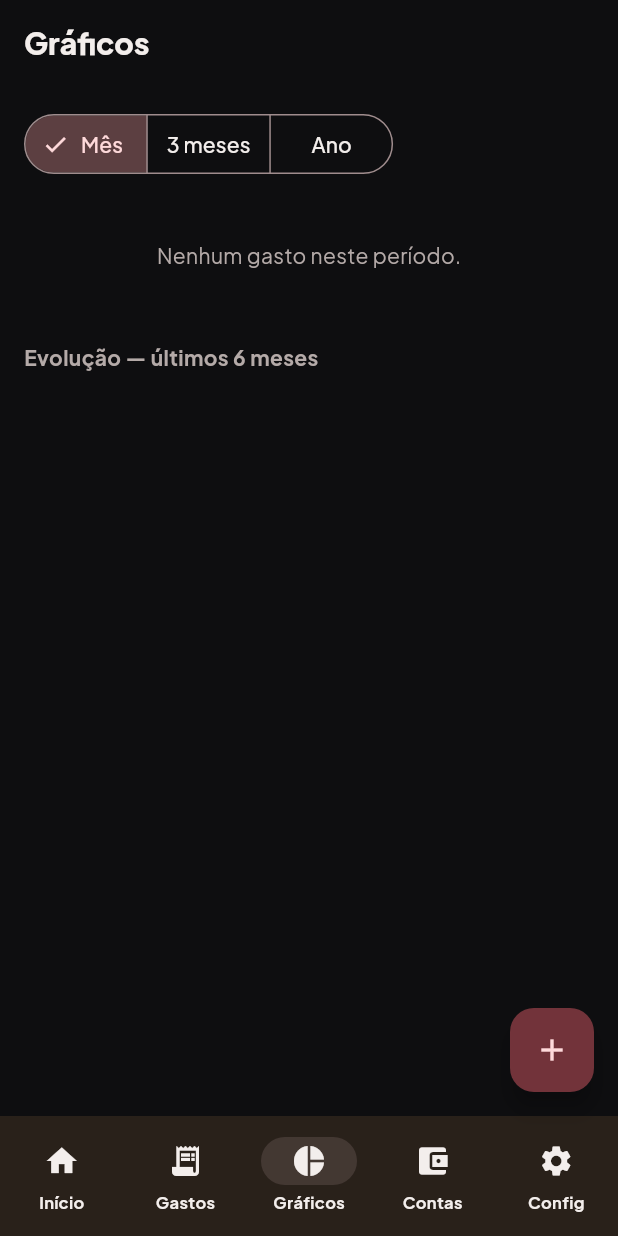
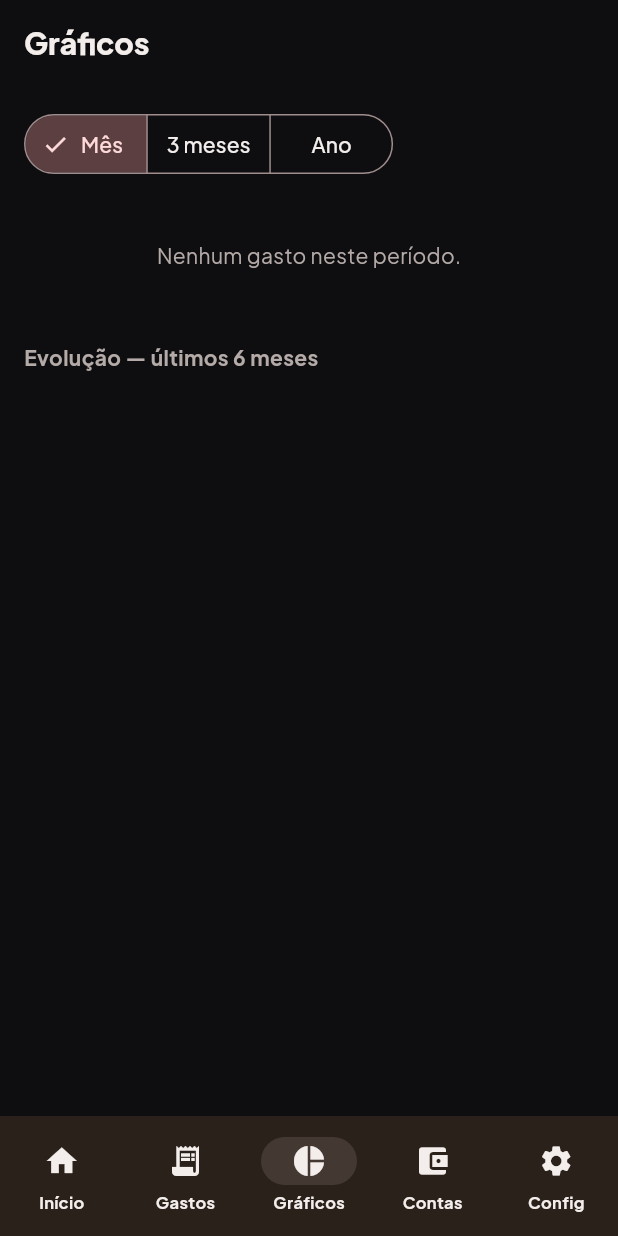
Before and after one commit to NetoPagnani/ControleGastos, a Flutter app: the screen it shows once a user with an empty profile is signed in, item 3 of the bottom bar chosen, on a phone screen of 412 x 824 dp. Run offline on Flutter 3.47's test engine with Material 3 defaults, Android fonts, the phone set to English and light mode, and no system bars; drawn by our look-alikes of fl_chart; our stand-ins replace cloud_firestore, firebase_auth, firebase_core, google_fonts, google_sign_in, nested and 2 more; accounts and stored records are empty; generated files the repository leaves out were written again.

Commit message:
Botao de lancar gasto so no Inicio e em Gastos

```diff
--- a/lib/telas/principal.dart
+++ b/lib/telas/principal.dart
@@ -16,6 +16,10 @@ const _destinos = [
   (icone: Icons.settings, rotulo: 'Config'),
 ];
 
+/// O botao de lancar gasto so aparece onde se olha os gastos: Inicio e
+/// Gastos. Nas outras abas ele cobria conteudo e nao tinha relacao com a tela.
+bool mostraBotaoLancar(int aba) => aba <= 1;
+
 const _telas = [
   TelaInicio(),
   TelaGastos(),
@@ -28,8 +32,8 @@ const _telas = [
 /// em janela larga (navegador redimensionado, tablet) usa barra lateral —
 /// mesmas telas, so o menu muda de lugar, como o Windows nativo faria.
 ///
-/// O botao de lancar gasto fica aqui, no Scaffold que envolve as 5 abas —
-/// por isso ele aparece em qualquer aba, sem precisar repetir em cada tela.
+/// O botao de lancar gasto fica aqui, no Scaffold que envolve as 5 abas,
+/// e aparece so nas abas de mostraBotaoLancar.
 class TelaPrincipal extends StatefulWidget {
   const TelaPrincipal({super.key});
 
@@ -84,7 +88,9 @@ class _TelaPrincipalState extends State<TelaPrincipal> {
         if (!telaLarga) {
           return Scaffold(
             body: conteudo,
-            floatingActionButton: FloatingActionButton(onPressed: _lancar, child: const Icon(Icons.add)),
+            floatingActionButton: mostraBotaoLancar(_aba)
+                ? FloatingActionButton(onPressed: _lancar, child: const Icon(Icons.add))
+                : null,
             bottomNavigationBar: NavigationBar(
               selectedIndex: _aba,
               onDestinationSelected: (i) => setState(() => _aba = i),
@@ -102,7 +108,9 @@ class _TelaPrincipalState extends State<TelaPrincipal> {
                 selectedIndex: _aba,
                 onDestinationSelected: (i) => setState(() => _aba = i),
                 labelType: NavigationRailLabelType.all,
-                leading: FloatingActionButton(onPressed: _lancar, child: const Icon(Icons.add)),
+                leading: mostraBotaoLancar(_aba)
+                    ? FloatingActionButton(onPressed: _lancar, child: const Icon(Icons.add))
+                    : null,
                 destinations: [
                   for (final d in _destinos) NavigationRailDestination(icon: Icon(d.icone), label: Text(d.rotulo)),
                 ],
```
Also changed, not shown: 1 other file.
